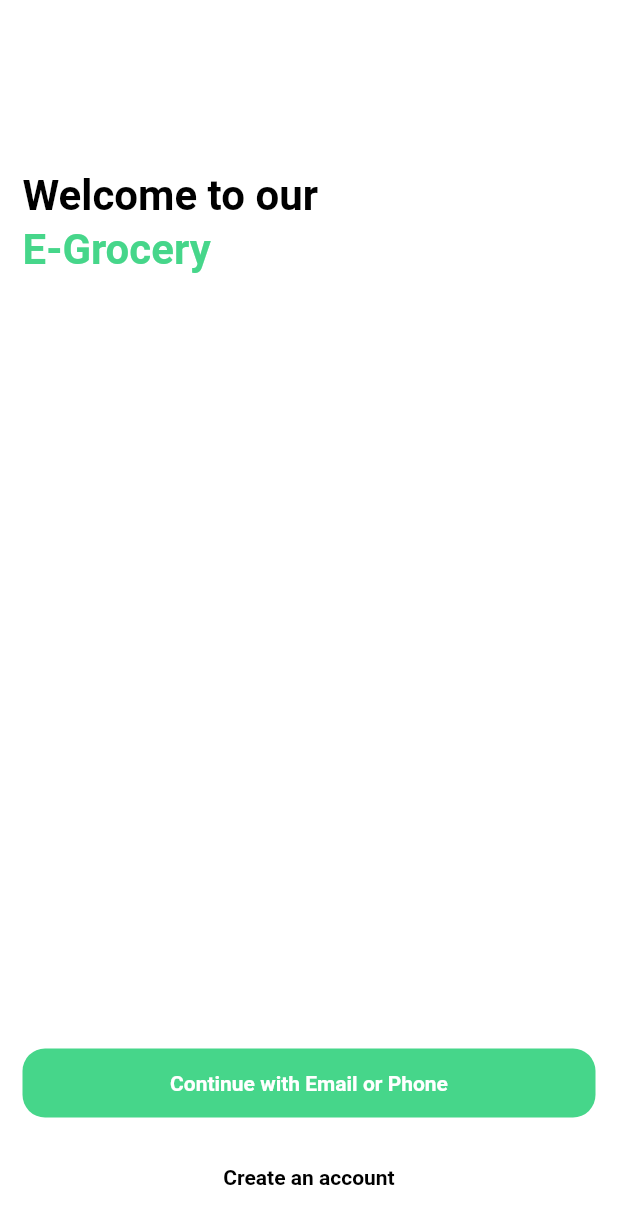
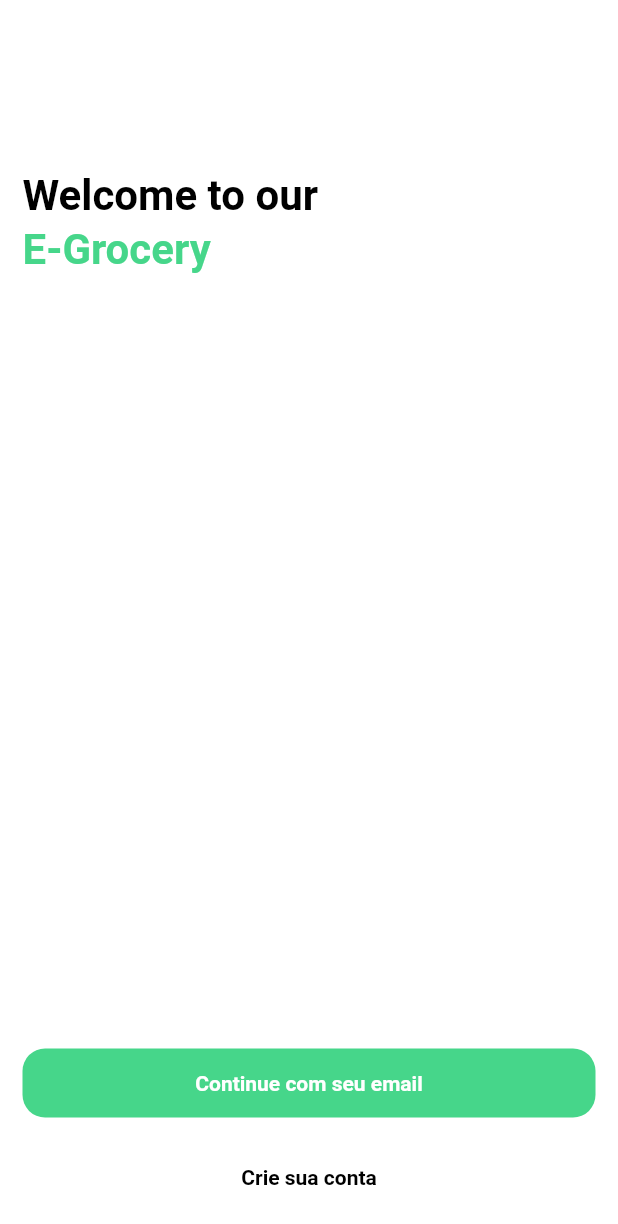
Before and after one commit to rafael-a-s/seu-controle-flutter, a Flutter app: the IntroPageBodyArea widget shown alone on an empty page, opened directly, on a phone screen of 412 x 824 dp. Shown: the top 1224 px of the screen. Run offline on Flutter 3.47's test engine with Material 3 defaults, Android fonts, the phone set to English and light mode, and no system bars; our stand-ins replace cached_network_image, dartz, dio, equatable, flutter_dotenv, flutter_modular and 4 more; network calls fail; Roboto replaces fonts that are missing (Gilroy).

Commit message:
fix: altera organização de auth

```diff
--- a/lib/features/presenter/modules/auth/components/intro_page_body_area.dart
+++ b/lib/features/presenter/modules/auth/components/intro_page_body_area.dart
@@ -1,6 +1,7 @@
 import 'package:clean_architeture_flutter/features/core/constants/constants.dart';
 import 'package:clean_architeture_flutter/features/core/routes/app_routes.dart';
 import 'package:flutter/material.dart';
+import 'package:flutter_modular/flutter_modular.dart';
 
 class IntroPageBodyArea extends StatelessWidget {
   const IntroPageBodyArea({
@@ -43,8 +44,8 @@ class IntroPageBodyArea extends StatelessWidget {
                   width: double.infinity,
                   child: ElevatedButton(
                     onPressed: () =>
-                        Navigator.pushNamed(context, AppRoutes.loginOrSignup),
-                    child: const Text('Continue with Email or Phone'),
+                        Modular.to.pushNamed("/onboarding/auth/login"),
+                    child: const Text('Continue com seu email'),
                   ),
                 ),
                 const SizedBox(height: AppDefaults.padding),
@@ -57,7 +58,7 @@ class IntroPageBodyArea extends StatelessWidget {
                       foregroundColor: Colors.black,
                       backgroundColor: Colors.white,
                     ),
-                    child: const Text('Create an account'),
+                    child: const Text('Crie sua conta'),
                   ),
                 )
               ],
--- a/lib/features/presenter/modules/auth/intro_login_page.dart
+++ b/lib/features/presenter/modules/auth/pages/intro_login_page.dart
@@ -1,8 +1,8 @@
 import 'package:clean_architeture_flutter/features/core/constants/app_images.dart';
 import 'package:flutter/material.dart';
 
-import 'components/intro_page_background_wrapper.dart';
-import 'components/intro_page_body_area.dart';
+import '../components/intro_page_background_wrapper.dart';
+import '../components/intro_page_body_area.dart';
 
 class IntroLoginPage extends StatelessWidget {
   const IntroLoginPage({Key? key}) : super(key: key);
--- a/lib/features/presenter/modules/auth/number_verification_page.dart
+++ b/lib/features/presenter/modules/auth/pages/number_verification_page.dart
@@ -3,7 +3,7 @@ import 'package:clean_architeture_flutter/features/core/constants/constants.dart
 import 'package:clean_architeture_flutter/features/core/themes/app_themes.dart';
 import 'package:flutter/material.dart';
 import 'package:flutter/services.dart';
-import 'dialogs/verified_dialogs.dart';
+import '../dialogs/verified_dialogs.dart';
 
 class NumberVerificationPage extends StatelessWidget {
   const NumberVerificationPage({Key? key}) : super(key: key);
--- a/lib/features/presenter/modules/auth/sign_up_page.dart
+++ b/lib/features/presenter/modules/auth/pages/sign_up_page.dart
@@ -1,8 +1,8 @@
 import 'package:clean_architeture_flutter/features/core/constants/constants.dart';
 import 'package:flutter/material.dart';
 
-import 'components/sign_up_form.dart';
-import 'components/sign_up_page_header.dart';
+import '../components/sign_up_form.dart';
+import '../components/sign_up_page_header.dart';
 
 class SignUpPage extends StatelessWidget {
   const SignUpPage({Key? key}) : super(key: key);
--- a/lib/features/presenter/modules/onboarding/onboarding.module.dart
+++ b/lib/features/presenter/modules/onboarding/onboarding.module.dart
@@ -1,3 +1,4 @@
+import 'package:clean_architeture_flutter/features/presenter/modules/auth/auth.module.dart';
 import 'package:clean_architeture_flutter/features/presenter/modules/home/home.module.dart';
 import 'package:clean_architeture_flutter/features/presenter/modules/onboarding/pages/onboarding_page.dart';
 import 'package:flutter_modular/flutter_modular.dart';
@@ -18,6 +19,6 @@ class OnboardingModule extends Module {
           child: (_, __) => const OnboardingPage(),
           transition: TransitionType.leftToRight,
         ),
-        ModuleRoute("/home", module: HomeModule())
+        ModuleRoute("/auth", module: AuthModule())
       ];
 }
--- a/lib/features/presenter/modules/onboarding/pages/onboarding_page.dart
+++ b/lib/features/presenter/modules/onboarding/pages/onboarding_page.dart
@@ -37,7 +37,7 @@ class _OnboardingPageState extends State<OnboardingPage> {
   }
 
   _gotoLoginSignUp() {
-    Modular.to.navigate("/onboarding/home/");
+    Modular.to.navigate("/onboarding/auth/");
   }
 
   @override
```
Also changed, not shown: lib/features/presenter/modules/auth/auth.module.dart (added, +29 -0 lines), lib/features/presenter/modules/auth/pages/login_page.dart (renamed from lib/features/presenter/modules/auth/login_page.dart, +4 -4 lines), lib/features/presenter/modules/auth/pages/forget_password_page.dart (renamed from lib/features/presenter/modules/auth/forget_password_page.dart), lib/features/presenter/modules/auth/pages/login_or_signup_page.dart (renamed from lib/features/presenter/modules/auth/login_or_signup_page.dart), lib/features/presenter/modules/auth/pages/password_reset_page.dart (renamed from lib/features/presenter/modules/auth/password_reset_page.dart), pubspec.lock.
